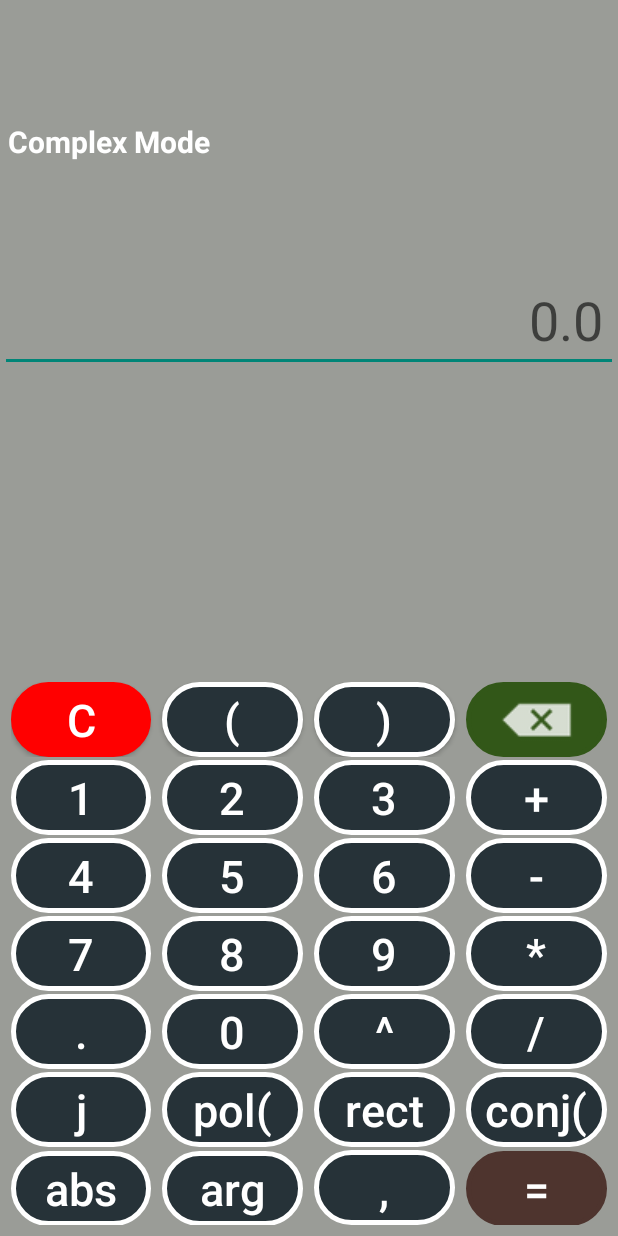
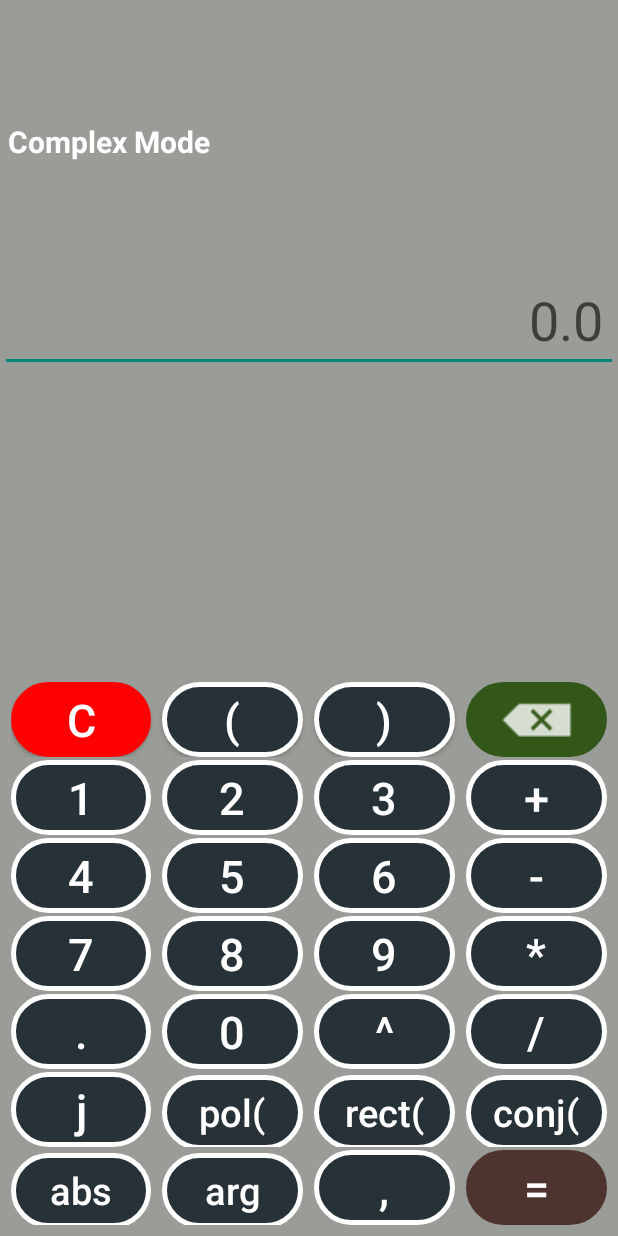
Before and after one commit to Manash-Das/Calculator, an Android app: the ComplexNumberActivity screen opened directly, with no data from a screen before it, on a phone screen of 412 x 824 dp. Run offline under Robolectric (Android 15) with nearby library versions, the phone set to English and light mode, and no system bars.

Commit message:
complex part is over equal is modified shorten number

```diff
--- a/app/src/main/AndroidManifest.xml
+++ b/app/src/main/AndroidManifest.xml
@@ -14,7 +14,9 @@
         <activity
             android:name=".ComplexNumberActivity"
             android:label="Complex Mode"
-            android:exported="true" />
+            android:exported="true"
+            android:screenOrientation="portrait"
+            tools:ignore="LockedOrientationActivity" />
         <activity
             android:name=".MainActivity"
             android:label="calculation made easy"
--- a/app/src/main/res/layout/complex_number.xml
+++ b/app/src/main/res/layout/complex_number.xml
@@ -339,7 +339,7 @@
                 android:text="@string/polar"
                 android:textAllCaps="false"
                 android:textColor="@color/white"
-                android:textSize="30sp" />
+                android:textSize="25sp" />
 
             <Button
                 android:id="@+id/percentage"
@@ -353,7 +353,7 @@
                 android:text="@string/rectangular_form"
                 android:textAllCaps="false"
                 android:textColor="@color/white"
-                android:textSize="30sp" />
+                android:textSize="25sp" />
 
             <Button
                 android:id="@+id/conjugate"
@@ -366,7 +366,7 @@
                 android:text="@string/conjugate"
                 android:textAllCaps="false"
                 android:textColor="@color/white"
-                android:textSize="30sp" />
+                android:textSize="25sp" />
         </TableRow>
 
         <TableRow
@@ -384,7 +384,7 @@
                 android:text="@string/absolute"
                 android:textAllCaps="false"
                 android:textColor="@color/white"
-                android:textSize="30sp" />
+                android:textSize="25sp" />
 
             <Button
                 android:id="@+id/argument"
@@ -398,7 +398,7 @@
                 android:text="@string/argument"
                 android:textAllCaps="false"
                 android:textColor="@color/white"
-                android:textSize="30sp" />
+                android:textSize="25sp" />
 
             <Button
                 android:id="@+id/comma"
@@ -410,7 +410,6 @@
                 android:background="@drawable/circle"
                 android:onClick="comma"
                 android:text="@string/comma"
-                android:padding="5dp"
                 android:textColor="@color/white"
                 android:textSize="30sp" />
 
--- a/app/src/main/res/values/strings.xml
+++ b/app/src/main/res/values/strings.xml
@@ -40,7 +40,7 @@
     <string name="pie">pie</string>
     <string name="imaginary">j</string>
     <string name="polar">pol(</string>
-    <string name="rectangular_form">rect</string>
+    <string name="rectangular_form">rect(</string>
     <string name="absolute">abs</string>
     <string name="argument">arg</string>
     <string name="conjugate">conj(</string>
```
Also changed, not shown: app/src/main/java/com/manash/calculationMadeEasy/ComplexNumberActivity.kt (+48 -20 lines), app/src/main/res/layout/activity_main.xml (+21 -16 lines).
